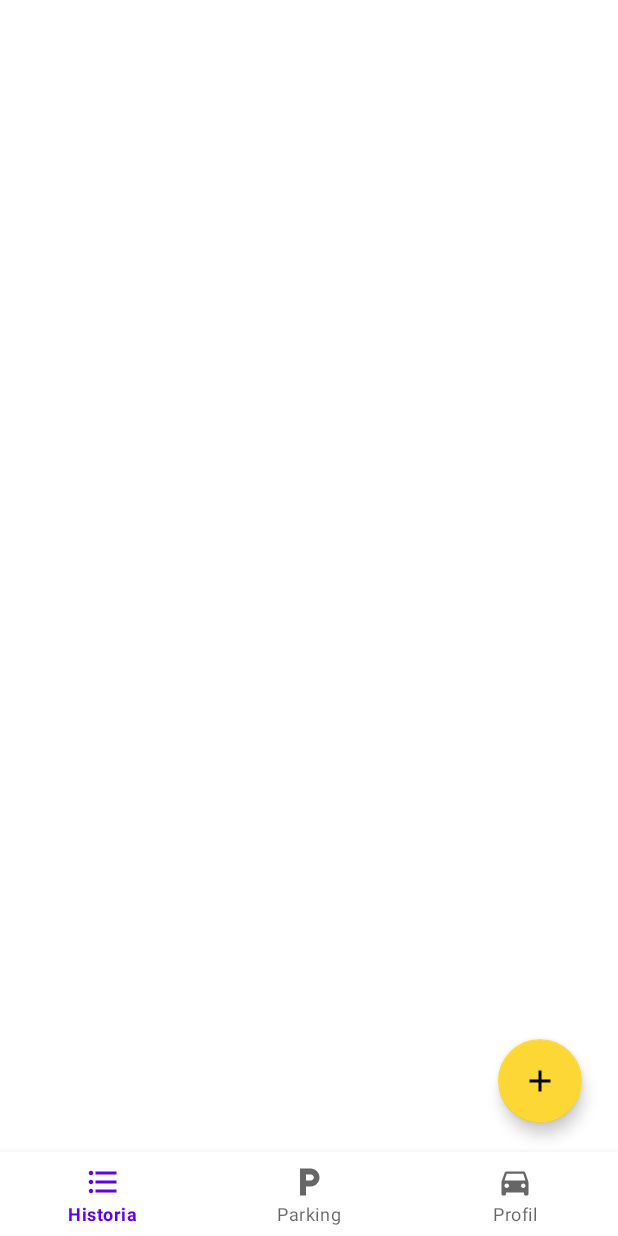
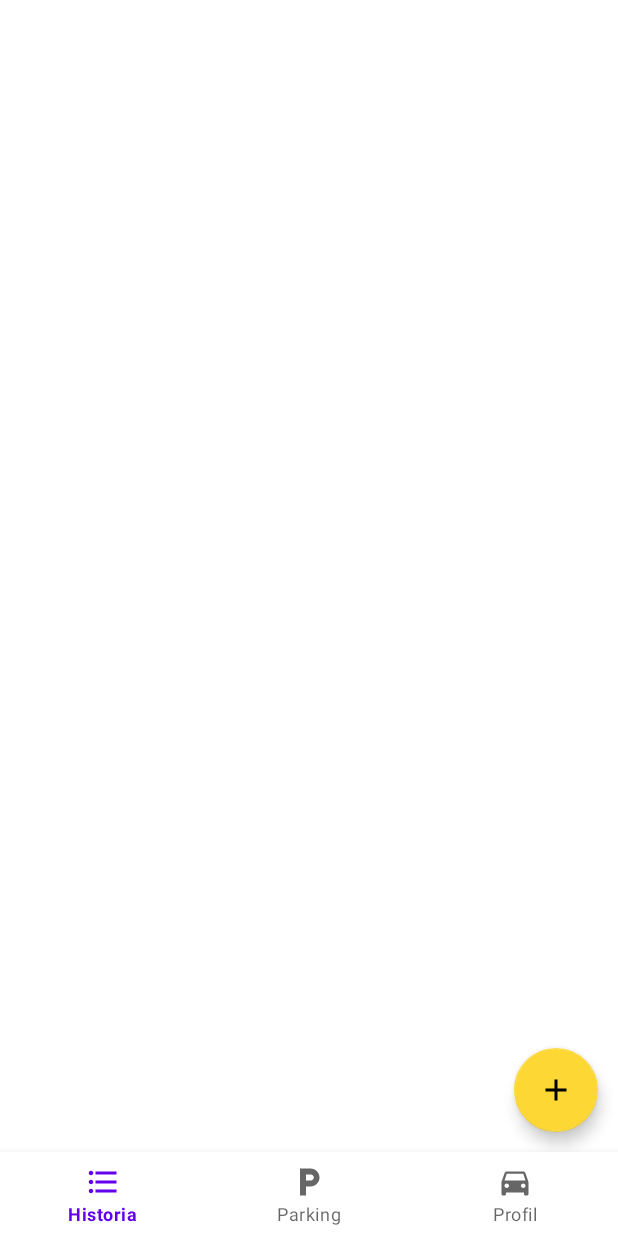
Before and after one commit to nieswietymikolaj/CarAssistant, an Android app: the HistoryFragment screen opened through its navigation route, on a phone screen of 412 x 824 dp. Run offline under Robolectric (Android 15) with nearby library versions, the phone set to English and light mode, and no system bars; our stand-ins replace Firebase (no records; nobody signed in at launch, a user with empty details on screens opened directly), navigation-ui; libraries missing offline, so code that uses them is left out: com.theartofdev.edmodo; pictures from the network do not load; Roboto replaces fonts that are not available here; 1 statement that could not run was skipped.

Commit message:
Dodano odświeżanie zdjęcia profilowego
Dodano odświeżanie zdjęcia profilowego

```diff
--- a/app/src/main/java/pl/edu/pb/carassistant/User/UserFragment.java
+++ b/app/src/main/java/pl/edu/pb/carassistant/User/UserFragment.java
@@ -16,6 +16,7 @@ import android.view.MenuInflater;
 import android.view.MenuItem;
 import android.view.View;
 import android.view.ViewGroup;
+import android.view.WindowManager;
 import android.widget.ImageView;
 import android.widget.ProgressBar;
 import android.widget.TextView;
@@ -50,6 +51,7 @@ public class UserFragment extends Fragment {
     UserModel userModel;
 
     String userId;
+    Boolean dataLoadedFlag = false;
 
     @Override
     public void onCreate(Bundle savedInstanceState) {
@@ -150,15 +152,18 @@ public class UserFragment extends Fragment {
     public void onResume() {
         super.onResume();
 
-        userDatabase = UserDatabase.getDatabase(activity, userId);
-        userDatabase.getUserData(userId);
-        userModel = userDatabase.getUser();
-        userDatabase.userDataLoaded = this::GetUserProfileData;
-        userDatabase.userPhotoLoaded = this::InsertUserProfilePhoto;
+        if (!dataLoadedFlag) {
+            userDatabase = UserDatabase.getDatabase(activity, userId);
+            userDatabase.getUserData(userId);
+            userModel = userDatabase.getUser();
+            userDatabase.userDataLoaded = this::GetUserProfileData;
+            userDatabase.userPhotoLoaded = this::InsertUserProfilePhoto;
+        }
+        dataLoadedFlag = false;
     }
 
-    private void SaveUserPhotoInDatabase(Uri uri)
-    {
+    private void SaveUserPhotoInDatabase(Uri uri) {
+        dataLoadedFlag = true;
         InsertUserProfilePhoto(uri);
 
         photoProgressBar.setVisibility(View.VISIBLE);
@@ -189,7 +194,7 @@ public class UserFragment extends Fragment {
     }
 
     private void InsertUserProfilePhoto(Uri uri) {
-        Glide.with(activity).load(uri).placeholder(R.drawable.ic_launcher_foreground_red_car).error(R.drawable.ic_broken_image_24).into(userPhoto);
+        Glide.with(activity).load(uri).placeholder(R.drawable.ic_launcher_foreground_red_car).error(R.drawable.ic_launcher_foreground_red_car).into(userPhoto);
         progressBar.setVisibility(View.INVISIBLE);
     }
 }
--- a/app/src/main/res/layout/activity_main.xml
+++ b/app/src/main/res/layout/activity_main.xml
@@ -1,7 +1,6 @@
 <?xml version="1.0" encoding="utf-8"?>
-<androidx.constraintlayout.widget.ConstraintLayout xmlns:android="http://schemas.android.com/apk/res/android"
+<RelativeLayout xmlns:android="http://schemas.android.com/apk/res/android"
     xmlns:app="http://schemas.android.com/apk/res-auto"
-    xmlns:tools="http://schemas.android.com/tools"
     android:layout_width="match_parent"
     android:layout_height="match_parent">
     <!--android:paddingTop="?attr/actionBarSize"-->
@@ -11,9 +10,7 @@
         android:layout_width="match_parent"
         android:layout_height="wrap_content"
         android:background="?android:attr/windowBackground"
-        app:layout_constraintBottom_toBottomOf="parent"
-        app:layout_constraintLeft_toLeftOf="parent"
-        app:layout_constraintRight_toRightOf="parent"
+        android:layout_alignParentBottom="true"
         app:menu="@menu/bottom_nav_menu" />
 
     <fragment
@@ -22,10 +19,7 @@
         android:layout_width="match_parent"
         android:layout_height="match_parent"
         app:defaultNavHost="true"
-        app:layout_constraintBottom_toTopOf="@id/nav_view"
-        app:layout_constraintLeft_toLeftOf="parent"
-        app:layout_constraintRight_toRightOf="parent"
-        app:layout_constraintTop_toTopOf="parent"
+        android:layout_above="@id/nav_view"
         app:navGraph="@navigation/mobile_navigation" />
 
-</androidx.constraintlayout.widget.ConstraintLayout>
+</RelativeLayout>
--- a/app/src/main/res/layout/fragment_history.xml
+++ b/app/src/main/res/layout/fragment_history.xml
@@ -21,8 +21,8 @@
         android:layout_height="wrap_content"
         android:layout_alignParentEnd="true"
         android:layout_alignParentBottom="true"
-        android:layout_marginEnd="24dp"
-        android:layout_marginBottom="75dp"
+        android:layout_marginEnd="13dp"
+        android:layout_marginBottom="13dp"
         android:clickable="true"
         android:focusable="true"
         android:tint="@color/white"
```
Also changed, not shown: 11 other files.
